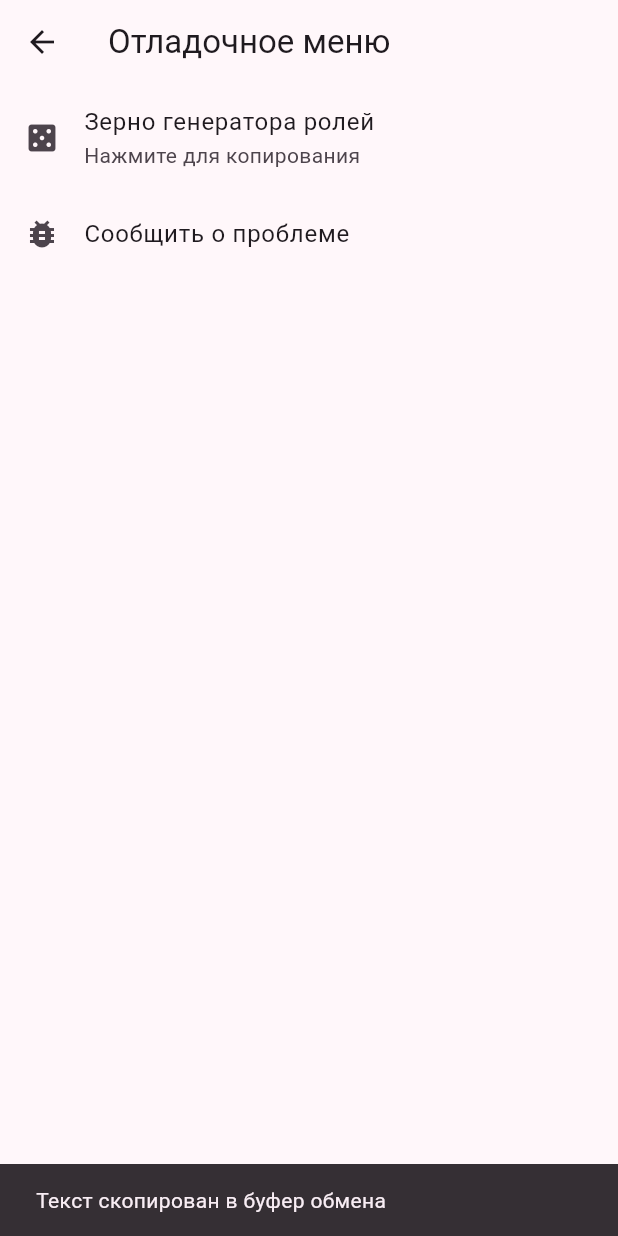
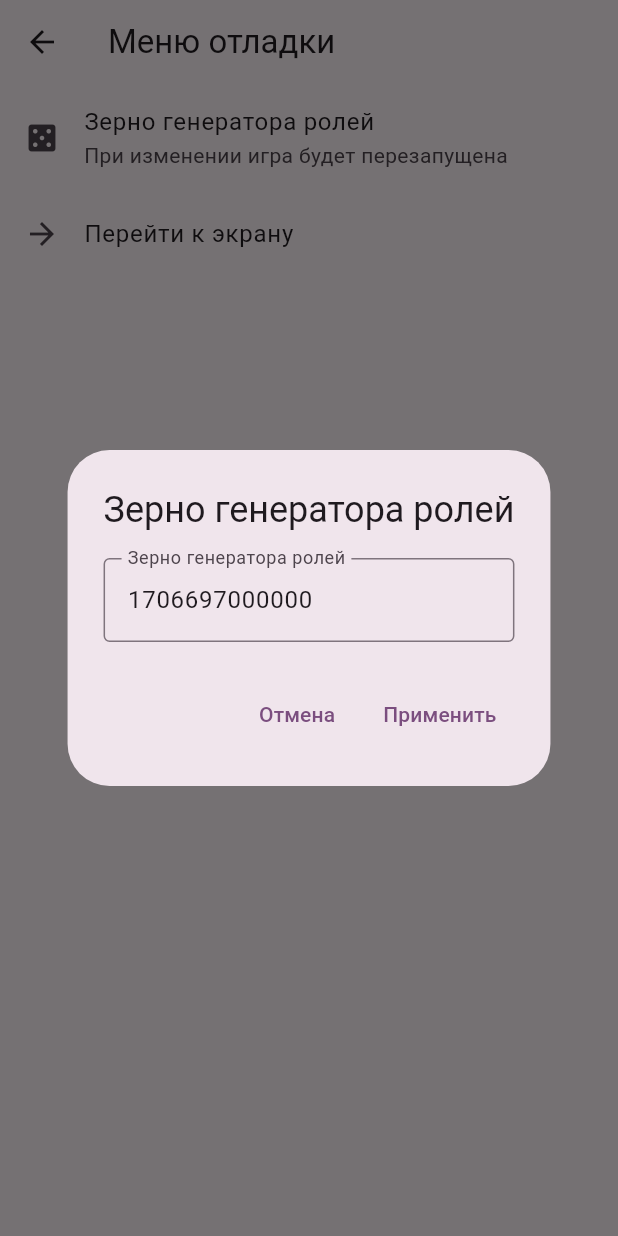
Before and after one commit to evgfilim1/mafia-companion, a Flutter app: the DebugMenuScreen screen opened by its route, after a tap on "Зерно генератора ролей", on a phone screen of 412 x 824 dp. Run offline on Flutter 3.47's test engine with Material 3 defaults, Android fonts, the phone set to English and light mode, and no system bars; drawn by our look-alikes of dynamic_color; our stand-ins replace file_picker, flutter_colorpicker, flutter_markdown, package_info_plus, permission_handler and 3 more; missing offline and left inert: dart:ffi, dart:js, file_saver; accounts and stored records are empty; network calls fail.

Commit message:
Move debug menu to settings and enable it only in debug mode

```diff
--- a/lib/screens/debug_menu_screen.dart
+++ b/lib/screens/debug_menu_screen.dart
@@ -1,11 +1,6 @@
-import "package:flutter/foundation.dart";
 import "package:flutter/material.dart";
-import "package:flutter/services.dart";
 import "package:provider/provider.dart";
 
-import "../utils/bug_report/stub.dart"
-    if (dart.library.io) "../utils/bug_report/native.dart"
-    if (dart.library.html) "../utils/bug_report/web.dart";
 import "../utils/errors.dart";
 import "../utils/game_controller.dart";
 import "../utils/ui.dart";
@@ -35,10 +30,9 @@ class _DebugMenuScreenState extends State<DebugMenuScreen> {
     final controller = context.watch<GameController>();
     _seedController.text = controller.playerRandomSeed.toString();
     return Scaffold(
-      appBar: AppBar(title: const Text("Отладочное меню")),
+      appBar: AppBar(title: const Text("Меню отладки")),
       body: ListView(
         children: [
-          if (kDebugMode)
           TextFieldListTile(
             leading: const Icon(Icons.casino),
             title: const Text("Зерно генератора ролей"),
@@ -73,50 +67,7 @@ class _DebugMenuScreenState extends State<DebugMenuScreen> {
                 }
               }
             },
-            )
-          else
-            ListTile(
-              leading: const Icon(Icons.casino),
-              title: const Text("Зерно генератора ролей"),
-              subtitle: const Text("Нажмите для копирования"),
-              onTap: () async {
-                await Clipboard.setData(ClipboardData(text: _seedController.text));
-                if (!context.mounted) {
-                  throw ContextNotMountedError();
-                }
-                showSnackBar(
-                  context,
-                  const SnackBar(content: Text("Текст скопирован в буфер обмена")),
-                );
-              },
           ),
-          ListTile(
-            leading: const Icon(Icons.bug_report),
-            title: const Text("Сообщить о проблеме"),
-            onTap: () {
-              showSimpleDialog(
-                context: context,
-                title: const Text("Сообщить о проблеме"),
-                content: const Text(
-                  "Для сообщения о проблеме нужно поделиться файлом или скопированным текстом"
-                  " мне в ЛС в Telegram.",
-                ),
-                extraActions: [
-                  TextButton(
-                    onPressed: () async {
-                      await reportBug(context);
-                      if (!context.mounted) {
-                        throw ContextNotMountedError();
-                      }
-                      Navigator.pop(context);
-                    },
-                    child: const Text("Сформировать отчёт"),
-                  ),
-                ],
-              );
-            },
-          ),
-          if (kDebugMode)
           TextFieldListTile(
             leading: const Icon(Icons.arrow_forward),
             title: const Text("Перейти к экрану"),
--- a/lib/screens/settings/main.dart
+++ b/lib/screens/settings/main.dart
@@ -5,7 +5,11 @@ import "package:flutter/material.dart";
 import "package:package_info_plus/package_info_plus.dart";
 import "package:provider/provider.dart";
 
+import "../../utils/bug_report/stub.dart"
+    if (dart.library.io) "../../utils/bug_report/native.dart"
+    if (dart.library.html) "../../utils/bug_report/web.dart";
 import "../../utils/errors.dart";
+import "../../utils/game_controller.dart";
 import "../../utils/ui.dart";
 import "../../utils/updates_checker.dart";
 import "../../widgets/notification_dot.dart";
@@ -46,6 +50,7 @@ class SettingsScreen extends StatelessWidget {
     final packageInfo = context.read<PackageInfo>();
     final appVersion = packageInfo.version;
     final checker = context.watch<UpdatesChecker>();
+    final controller = context.watch<GameController>();
     const updaterUnavailableReason = kIsWeb
         ? "в браузере"
         : kDebugMode
@@ -79,6 +84,12 @@ class SettingsScreen extends StatelessWidget {
               ),
             ),
           ),
+          if (kDebugMode)
+            ListTile(
+              leading: const Icon(Icons.bug_report),
+              title: const Text("Меню отладки"),
+              onTap: () => Navigator.pushNamed(context, "/debug"),
+            ),
           ListTile(
             enabled: updaterUnavailableReason == null,
             leading: const Icon(Icons.refresh),
@@ -92,6 +103,32 @@ class SettingsScreen extends StatelessWidget {
             ),
             trailing: checker.hasUpdate ? const NotificationDot(size: 8) : null,
             onTap: () => _checkForUpdates(context),
+          ),
+          ListTile(
+            leading: const Icon(Icons.bug_report),
+            title: const Text("Сообщить о проблеме"),
+            onTap: () {
+              showSimpleDialog(
+                context: context,
+                title: const Text("Сообщить о проблеме"),
+                content: Text(
+                  "Для сообщения о проблеме нужно поделиться файлом мне в ЛС в Telegram.\n\n"
+                  "Зерно генерации ролей: ${controller.playerRandomSeed}",
+                ),
+                extraActions: [
+                  TextButton(
+                    onPressed: () async {
+                      await reportBug(context);
+                      if (!context.mounted) {
+                        throw ContextNotMountedError();
+                      }
+                      Navigator.pop(context);
+                    },
+                    child: const Text("Сформировать отчёт"),
+                  ),
+                ],
+              );
+            },
           ),
           ListTile(
             leading: const Icon(Icons.info),
```
Also changed, not shown: lib/widgets/app_drawer.dart (+1 -9 lines). Lines whose indentation alone changed are shown as unchanged.
